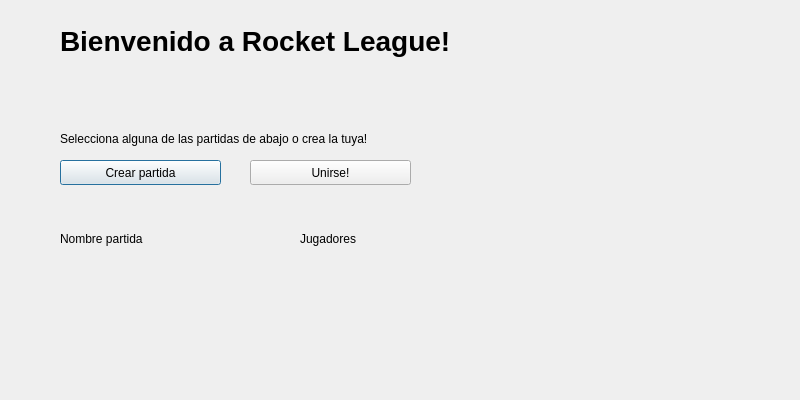
Qt form UI/dialoglistgames.ui (tcastellano00/Taller1-RocketLeague) before a commit.
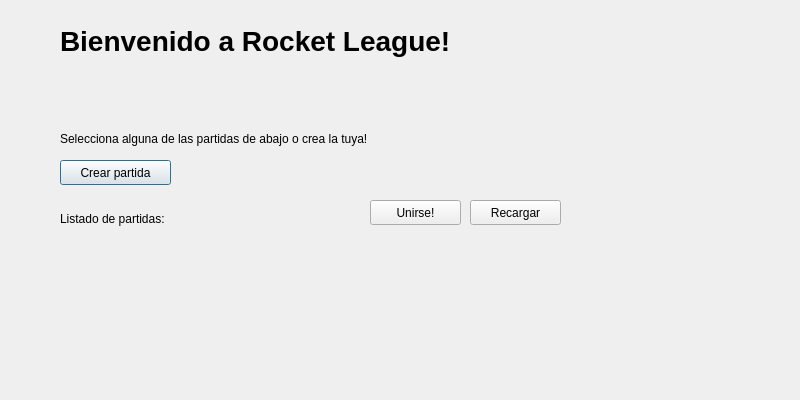
The same form after that commit.

Commit message: Listado de games del server

What changed in the file:
```diff
--- a/UI/dialoglistgames.ui
+++ b/UI/dialoglistgames.ui
@@ -64,7 +64,7 @@
     <rect>
      <x>60</x>
      <y>160</y>
-     <width>161</width>
+     <width>111</width>
      <height>25</height>
     </rect>
    </property>
@@ -75,9 +75,9 @@
   <widget class="QPushButton" name="btn_joinGame">
    <property name="geometry">
     <rect>
-     <x>250</x>
-     <y>160</y>
-     <width>161</width>
+     <x>370</x>
+     <y>200</y>
+     <width>91</width>
      <height>25</height>
     </rect>
    </property>
@@ -89,26 +89,42 @@
    <property name="geometry">
     <rect>
      <x>60</x>
-     <y>230</y>
-     <width>131</width>
-     <height>17</height>
+     <y>240</y>
+     <width>501</width>
+     <height>141</height>
     </rect>
    </property>
    <property name="text">
-    <string>Nombre partida</string>
+    <string/>
+   </property>
+   <property name="alignment">
+    <set>Qt::AlignLeading|Qt::AlignLeft|Qt::AlignTop</set>
+   </property>
+  </widget>
+  <widget class="QPushButton" name="btn_reload">
+   <property name="geometry">
+    <rect>
+     <x>470</x>
+     <y>200</y>
+     <width>91</width>
+     <height>25</height>
+    </rect>
+   </property>
+   <property name="text">
+    <string>Recargar</string>
    </property>
   </widget>
   <widget class="QLabel" name="label_4">
    <property name="geometry">
     <rect>
-     <x>300</x>
-     <y>230</y>
-     <width>131</width>
+     <x>60</x>
+     <y>210</y>
+     <width>151</width>
      <height>17</height>
     </rect>
    </property>
    <property name="text">
-    <string>Jugadores</string>
+    <string>Listado de partidas:</string>
    </property>
   </widget>
  </widget>
```
Left out of the diff: 2 changed lines with no effect on the pictures. The commit also changes 10 other files.
